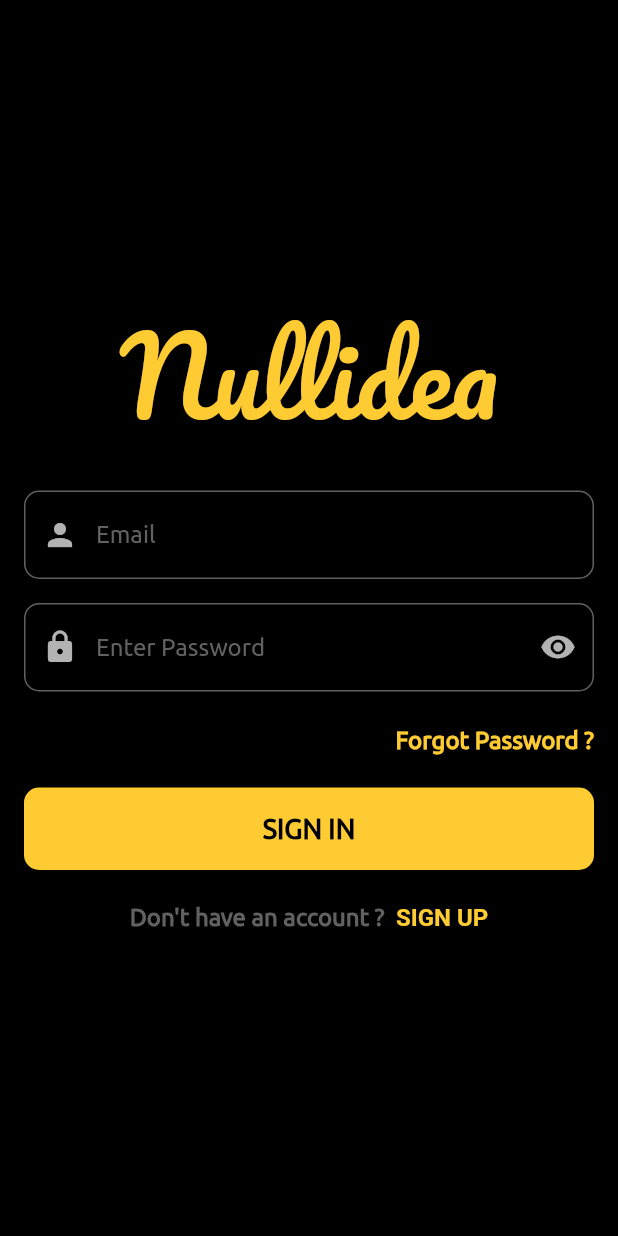
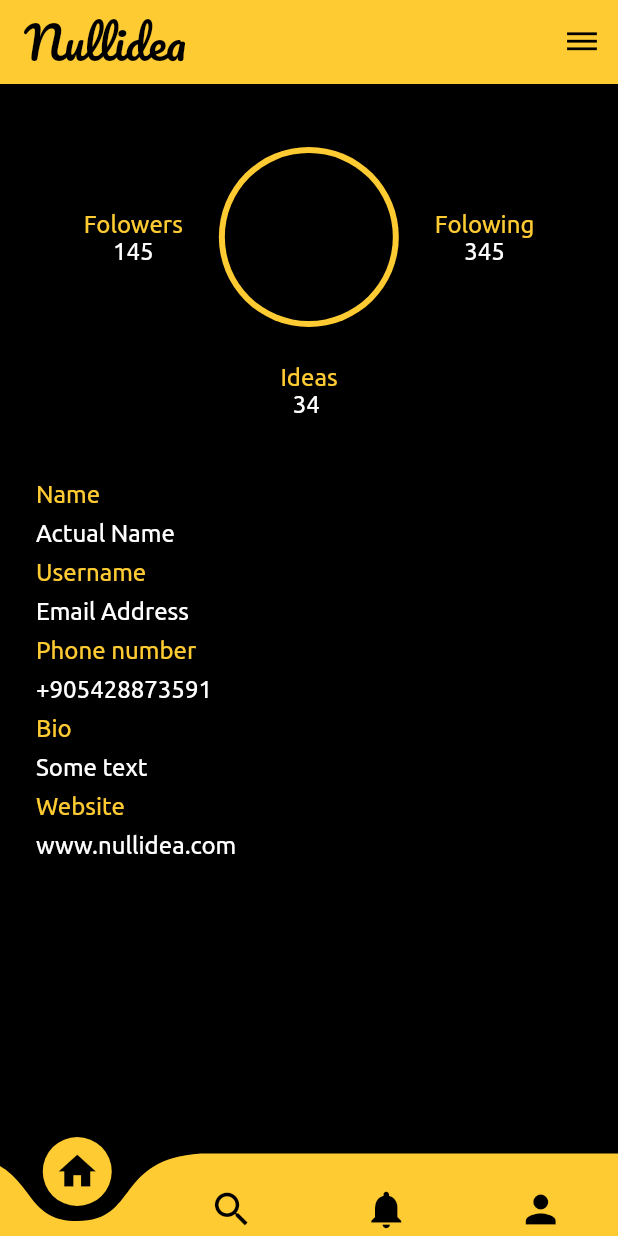
Before and after one commit to Rioverde/Nullidea, a Flutter app: the screen it shows after launch, on a phone screen of 412 x 824 dp. Run offline on Flutter 3.47's test engine with Material 2 defaults, Android fonts, the phone set to English and light mode, and no system bars; drawn by our look-alikes of curved_navigation_bar; our stand-ins replace firebase_messaging, flutter_spinkit, google_fonts, pin_code_fields; accounts and stored records are empty; project files that could hold a hidden picture were left out.

Commit message:
profile changed added bars user info

```diff
--- a/nullidea/lib/constants.dart
+++ b/nullidea/lib/constants.dart
@@ -8,6 +8,7 @@
 String password;
 //pincode string
 String pincode;
+String fcmToken;
 //success state of responce
 bool success = true;
 //state of visibility of password
@@ -21,8 +22,10 @@
 enum FormType { login, register, waiting, pincode, changePassword }
 
 FormType formtype = FormType.login;
+
 TextEditingController emailController = TextEditingController();
 TextEditingController pincodeController = TextEditingController();
 TextEditingController passwordController = TextEditingController();
 TextEditingController changepasswordController = TextEditingController();
 TextEditingController changepasswordControllerFirst = TextEditingController();
+TextEditingController name = TextEditingController();
--- a/nullidea/lib/handleRequests.dart
+++ b/nullidea/lib/handleRequests.dart
@@ -8,7 +8,7 @@
 bool patched = false;
 //post reques
 Future<void> postUser(String email) async {
-  String body = jsonEncode({"email": email});
+  String body = jsonEncode({"email": email, "mail_type": "verify_account_email"});
   //we send request for temproary user to be reqistered in database
   //if he does not exist we send him verification code
   var url = 'https://nullidea-backend.herokuapp.com/v1/users/temp';
@@ -68,7 +68,7 @@
 }
 
 //Sighning In User
-Future<void> getSignIn(String email, String password) async {
+Future<void> getSignIn(String email, String password, String fcmToken) async {
 //TODO
   final http.Response signInResponce = await http.post(
     'https://nullidea-backend.herokuapp.com/v1/users/login',
@@ -78,6 +78,7 @@
     body: jsonEncode(<String, String>{
       'email': email,
       'password': password,
+      'fcm_token': fcmToken,
     }),
   );
 
@@ -92,7 +93,7 @@
 }
 
 Future<void> changePasswordSendVerificarion(String email) async {
-  String body = jsonEncode({"email": email});
+  String body = jsonEncode({"email": email, "mail_type": "change_account_password"});
   var url = 'https://nullidea-backend.herokuapp.com/v1/users/temp';
   final response = await http
       .get('https://nullidea-backend.herokuapp.com/v1/users?email=' + email);
--- a/nullidea/lib/main.dart
+++ b/nullidea/lib/main.dart
@@ -1,5 +1,6 @@
 import 'package:flutter/material.dart';
 import 'package:nullidea/screens/login.dart';
+import 'package:nullidea/screens/profile.dart';
 import 'package:nullidea/theme.dart';
 
 void main() {
@@ -12,7 +13,7 @@
   Widget build(BuildContext context) {
     return MaterialApp(
       theme: nullideatheme(),
-      home: Login(),
+      home: Profile(),
     );
   }
 }
--- a/nullidea/lib/screens/login.dart
+++ b/nullidea/lib/screens/login.dart
@@ -27,7 +27,7 @@
 
   Future<void> validateAndSignIn() async {
     if (validateAndSave()) {
-      await getSignIn(email, password);
+      await getSignIn(email, password, fcmToken);
       setState(() => _scaffoldKey.currentState.showSnackBar(snackBar(
           responceState ? 'You Logged in' : 'Incorrect email or password')));
     }
@@ -95,7 +95,6 @@
 
   void toPin() => setState(() {
         formtype = FormType.pincode;
-
       });
 
   void toChangepassword() => setState(() {
@@ -122,15 +121,12 @@
         formtype = FormType.register;
       });
 
-
-
   FirebaseMessaging firebaseMessaging = new FirebaseMessaging();
   @override
   void initState() {
-
-
     firebaseMessaging.getToken().then((token) {
       print('FCM Token: $token');
+      fcmToken = token;
     });
 
     changepasswordController.addListener(() {
@@ -208,12 +204,10 @@
       ];
     } else if (formtype == FormType.changePassword) {
       return [
-
         changepasswordimage(),
         loginEmailField(),
         changePasswordField(),
         changePasswordFieldconfirm(),
-
       ];
     } else
       return [
@@ -260,17 +254,20 @@
       splashColor: Colors.transparent,
       textColor: primaryColor,
       disabledTextColor: Colors.black,
-
       padding: EdgeInsets.all(8.0),
       onPressed: () {
+        setState(
+          () {
             toLogin();
-        /*...*/
+          },
+        );
       },
       child: Text(
         "Back to Sign In",
         style: GoogleFonts.ubuntu(
           fontSize: 16.0,
-                  fontWeight: FontWeight.w600,),
+          fontWeight: FontWeight.w600,
+        ),
       ),
     );
   }
@@ -354,10 +351,13 @@
         email,
         textAlign: TextAlign.center,
         style: GoogleFonts.ubuntu(
-            color: Colors.yellow[800], fontSize: 18.0, fontWeight: FontWeight.w600),
+            color: Colors.yellow[800],
+            fontSize: 18.0,
+            fontWeight: FontWeight.w600),
       ),
     );
   }
+
   Padding textforPincode() {
     return Padding(
       padding: const EdgeInsets.fromLTRB(16, 0, 16, 0),
@@ -511,11 +511,13 @@
   Center nullideaText() {
     return Center(
       child: Container(
-        child: Text("Nullidea",
+        child: Text(
+          "Nullidea",
           style: GoogleFonts.pacifico(
               fontSize: 70.0,
               fontWeight: FontWeight.normal,
-                color: primaryColor)),
+              color: primaryColor),
+        ),
       ),
     );
   }
--- /dev/null
+++ b/nullidea/lib/screens/profile.dart
@@ -0,0 +1,171 @@
+import 'package:flutter/material.dart';
+import 'package:google_fonts/google_fonts.dart';
+import 'package:nullidea/constants.dart';
+import 'package:curved_navigation_bar/curved_navigation_bar.dart';
+
+import '../theme.dart';
+
+class Profile extends StatefulWidget {
+  Profile({Key key}) : super(key: key);
+
+  @override
+  _ProfileState createState() => _ProfileState();
+}
+
+class _ProfileState extends State<Profile> {
+  @override
+  Widget build(BuildContext context) {
+    return Scaffold(
+      bottomNavigationBar: CurvedNavigationBar(
+        height: 55,
+        color: primaryColor,
+    backgroundColor: Colors.transparent,
+    items: <Widget>[
+      Icon(Icons.home, size: 30,color: Colors.black,),
+      Icon(Icons.search, size: 30,color: Colors.black,),
+      Icon(Icons.notifications, size: 30, color: Colors.black,),
+      Icon(Icons.person, size: 30, color: Colors.black,),
+    ],
+    onTap: (index) {
+      //Handle button tap
+    },
+  ),
+      appBar: AppBar(
+        actions: <Widget>[
+          // action button
+          IconButton(
+            iconSize: 24,
+            color: Colors.black,
+            onPressed: () {},
+            icon: Icon(Icons.dehaze),
+          ),
+        ],
+        title: Text("Nullidea",
+            style: GoogleFonts.pacifico(
+                fontSize: 30.0,
+                fontWeight: FontWeight.normal,
+                color: Colors.black)),
+      ),
+      resizeToAvoidBottomInset: false,
+      body: ListView(
+        children: [
+          Padding(
+            padding: const EdgeInsets.all(18.0),
+            child: Container(
+              alignment: Alignment.topCenter,
+              child: Column(
+                children: [
+                  Row(
+                    mainAxisAlignment: MainAxisAlignment.center,
+                    children: [
+                      Column(
+                        mainAxisSize: MainAxisSize.min,
+                        children: [
+                          Text(
+                            "Folowers",
+                            style: GoogleFonts.ubuntu(
+                                fontSize: 16.0,
+                                fontWeight: FontWeight.normal,
+                                color: primaryColor),
+                          ),
+                          Text(
+                            "145",
+                            style: GoogleFonts.ubuntu(
+                                fontSize: 16.0,
+                                fontWeight: FontWeight.normal,
+                                color: Colors.white),
+                          ),
+                        ],
+                      ),
+                      Padding(
+                        padding: const EdgeInsets.all(24.0),
+                        child: CircleAvatar(
+                          child: CircleAvatar(
+                            radius: 56,
+                            backgroundColor: Colors.black,
+                          ),
+                          backgroundColor: primaryColor,
+                          radius: 60,
+                        ),
+                      ),
+                      Column(
+                        mainAxisSize: MainAxisSize.min,
+                        children: [
+                          Text(
+                            "Folowing",
+                            style: GoogleFonts.ubuntu(
+                                fontSize: 16.0,
+                                fontWeight: FontWeight.normal,
+                                color: primaryColor),
+                          ),
+                          Text(
+                            "345",
+                            style: GoogleFonts.ubuntu(
+                                fontSize: 16.0,
+                                fontWeight: FontWeight.normal,
+                                color: Colors.white),
+                          ),
+                        ],
+                      ),
+                    ],
+                  ),
+                  Column(
+                    mainAxisSize: MainAxisSize.min,
+                    children: [
+                      Text(
+                        "Ideas",
+                        style: GoogleFonts.ubuntu(
+                            fontSize: 16.0,
+                            fontWeight: FontWeight.normal,
+                            color: primaryColor),
+                      ),
+                      Text(
+                        "34 ",
+                        style: GoogleFonts.ubuntu(
+                            fontSize: 16.0,
+                            fontWeight: FontWeight.normal,
+                            color: Colors.white),
+                      ),
+                    ],
+                  ),
+                ],
+              ),
+            ),
+          ),
+          Padding(
+            padding: const EdgeInsets.all(24.0),
+            child: Container(
+              alignment: Alignment.centerLeft,
+              child: Column(
+                crossAxisAlignment: CrossAxisAlignment.start,
+                children: [
+                  userdata("Name", primaryColor),
+                  userdata("Actual Name", Colors.white),
+                  userdata("Username", primaryColor),
+                  userdata("Email Address", Colors.white),
+                  userdata("Phone number", primaryColor),
+                  userdata("+905428873591", Colors.white),
+                  userdata("Bio", primaryColor),
+                  userdata("Some text", Colors.white),
+                  userdata("Website", primaryColor),
+                  userdata("www.nullidea.com", Colors.white),
+                ],
+              ),
+            ),
+          )
+        ],
+      ),
+    );
+  }
+}
+
+Padding userdata(String text, Color color) {
+  return Padding(
+      padding: const EdgeInsets.only(bottom: 8),
+      child: Text(
+      text,
+      style: GoogleFonts.ubuntu(
+          fontSize: 16.0, fontWeight: FontWeight.normal, color: color),
+    ),
+  );
+}
--- a/nullidea/pubspec.yaml
+++ b/nullidea/pubspec.yaml
@@ -19,6 +19,7 @@
   countdown_flutter: ^0.1.2
   cupertino_icons: ^0.1.2
   quiver: ^2.1.3
+  curved_navigation_bar: ^0.3.3
   firebase_messaging: ^6.0.16
 dev_dependencies:
   flutter_test:
```
Also changed, not shown: nullidea/assets/images/logo.png (added), nullidea/pubspec.lock. Lines whose indentation alone changed are shown as unchanged.
